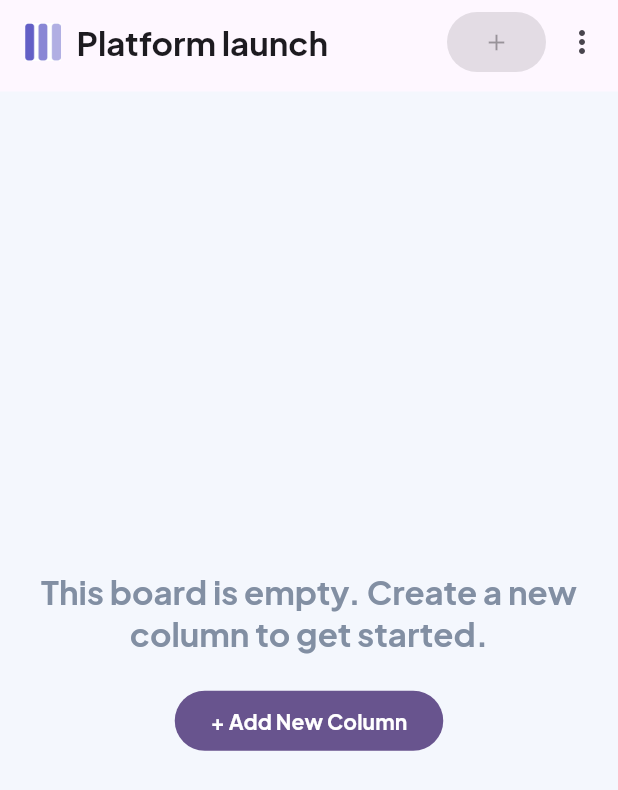
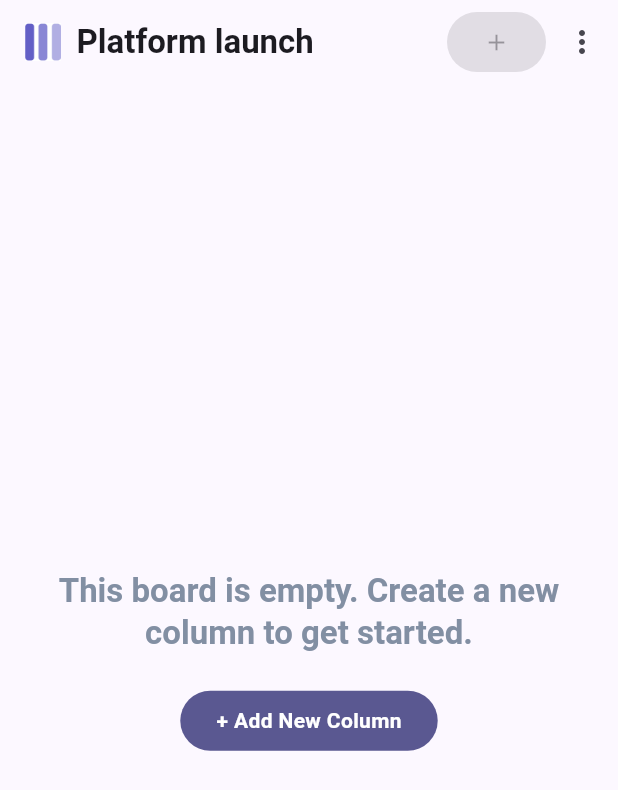
Before and after one commit to yatoenough/KanbanApp, a Flutter app: the screen it shows after launch, on a phone screen of 412 x 824 dp. Shown: the top 790 px of the screen. Run offline on Flutter 3.47's test engine with Material 3 defaults, Android fonts, the phone set to English and light mode, and no system bars; our stand-ins replace google_fonts.

Commit message:
Added themes

```diff
--- a/lib/main.dart
+++ b/lib/main.dart
@@ -1,5 +1,6 @@
 import 'package:flutter/material.dart';
-import 'package:google_fonts/google_fonts.dart';
+import 'package:kanban/themes/dark_theme.dart';
+import 'package:kanban/themes/light_theme.dart';
 import 'package:kanban/view/board_view.dart';
 
 void main() {
@@ -13,11 +14,8 @@ class MyApp extends StatelessWidget {
   Widget build(BuildContext context) {
     return MaterialApp(
       title: 'Kanban',
-      theme: ThemeData(
-        colorScheme: ColorScheme.fromSeed(seedColor: Colors.deepPurple),
-        textTheme: GoogleFonts.plusJakartaSansTextTheme(),
-        useMaterial3: true,
-      ),
+      theme: lightTheme,
+      darkTheme: darkTheme,
       home: const BoardView(),
     );
   }
--- /dev/null
+++ b/lib/themes/dark_theme.dart
@@ -0,0 +1,19 @@
+import 'package:flutter/material.dart';
+import 'package:google_fonts/google_fonts.dart';
+import 'package:kanban/themes/light_theme.dart';
+
+final darkTheme = ThemeData(
+  useMaterial3: true,
+  colorScheme: ColorScheme.fromSeed(
+    seedColor: const Color(0xff635FC7),
+    brightness: Brightness.dark,
+  ),
+  textTheme: GoogleFonts.plusJakartaSansTextTheme().copyWith(
+    titleLarge: boldTextStyle,
+    titleMedium: boldTextStyle,
+    titleSmall: boldTextStyle,
+    bodyLarge: boldTextStyle,
+    bodyMedium: boldTextStyle,
+    bodySmall: boldTextStyle,
+  ),
+);
--- /dev/null
+++ b/lib/themes/light_theme.dart
@@ -0,0 +1,20 @@
+import 'package:flutter/material.dart';
+import 'package:google_fonts/google_fonts.dart';
+
+const boldTextStyle = TextStyle(fontWeight: FontWeight.bold);
+
+final lightTheme = ThemeData(
+  useMaterial3: true,
+  colorScheme: ColorScheme.fromSeed(
+    seedColor: const Color(0xff635FC7),
+    brightness: Brightness.light,
+  ),
+  textTheme: GoogleFonts.plusJakartaSansTextTheme().copyWith(
+    titleLarge: boldTextStyle,
+    titleMedium: boldTextStyle,
+    titleSmall: boldTextStyle,
+    bodyLarge: boldTextStyle,
+    bodyMedium: boldTextStyle,
+    bodySmall: boldTextStyle,
+  ),
+);
--- a/lib/view/board_view.dart
+++ b/lib/view/board_view.dart
@@ -9,7 +9,6 @@ class BoardView extends StatelessWidget {
   Widget build(BuildContext context) {
     return const Scaffold(
       appBar: BoardAppBar(),
-      backgroundColor: Color(0xfff4f7fd),
       body: EmptyBoard(),
     );
   }
--- a/lib/widgets/board_app_bar.dart
+++ b/lib/widgets/board_app_bar.dart
@@ -21,9 +21,9 @@ class BoardAppBar extends StatelessWidget implements PreferredSizeWidget {
               height: 25,
             ),
           ),
-          const Text(
+          Text(
             "Platform launch",
-            style: TextStyle(fontWeight: FontWeight.bold),
+            style: Theme.of(context).textTheme.titleLarge,
           ),
         ],
       ),
--- a/lib/widgets/empty_board.dart
+++ b/lib/widgets/empty_board.dart
@@ -21,11 +21,12 @@ class EmptyBoard extends StatelessWidget {
           ),
           FilledButton(
             onPressed: () {},
-            child: const Text(
+            child: Text(
               "+ Add New Column",
-              style: TextStyle(
-                fontWeight: FontWeight.bold,
-              ),
+              style: Theme.of(context)
+                  .textTheme
+                  .bodyMedium!
+                  .copyWith(color: Colors.white),
             ),
           )
         ],
```
